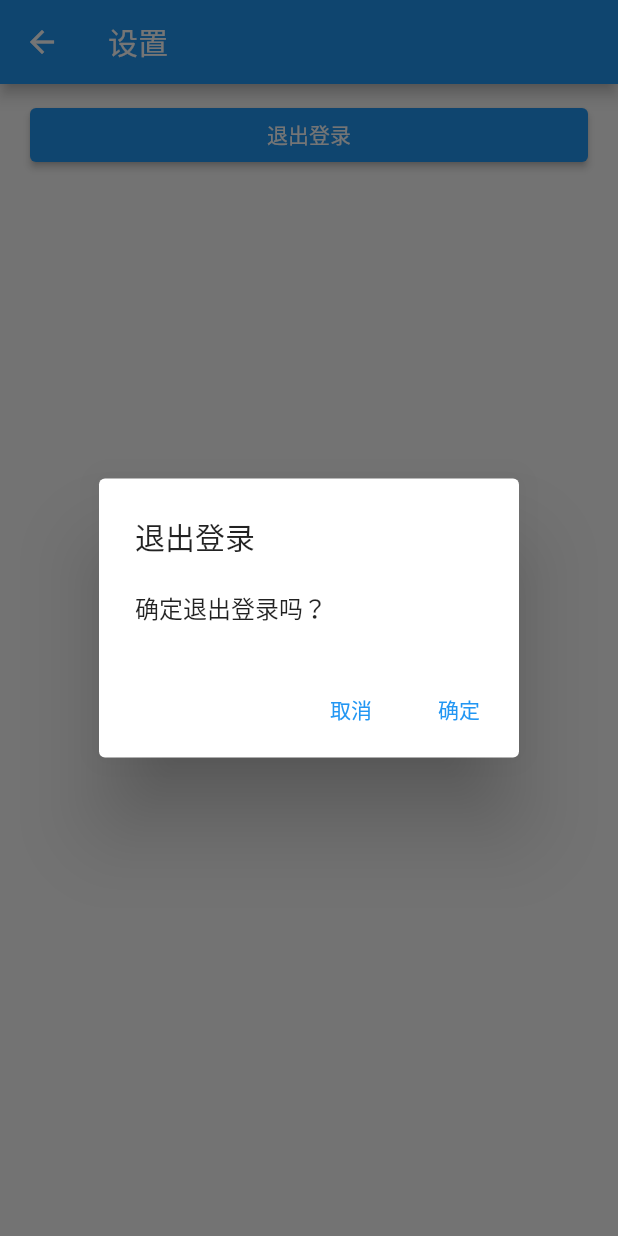
After one commit to laihaojie/jie_app_flutter, a Flutter app: the SettingPage screen opened by its route, after a tap on "退出登录", on a phone screen of 412 x 824 dp. The commit adds this screen. Run offline on Flutter 3.47's test engine with Material 2 defaults, Android fonts, the phone set to English and light mode, and no system bars; our stand-ins replace dio, fluttertoast, get, getwidget, shared_preferences; missing offline and left inert: flutter_svprogresshud, jie_preview_image; accounts and stored records are empty.

Commit message:
✨ feat: add setting

```diff
--- a/lib/pages/me_page/me_page.dart
+++ b/lib/pages/me_page/me_page.dart
@@ -1,6 +1,7 @@
 import 'package:flutter/material.dart';
 import 'package:jie_app_flutter/pages/me_page/me_controller.dart';
 import 'package:get/get.dart';
+import 'package:jie_app_flutter/routers/app_pages.dart';
 import 'package:jie_app_flutter/utils/gaps.dart';
 import 'package:jie_preview_image/jie_preview_image.dart';
 
@@ -33,9 +34,10 @@ class MePage extends GetView<MeController> {
             ),
             Gaps.vGap50,
             ListTile(
-              leading: const Icon(Icons.person),
+              onTap: () => Get.toNamed(AppRouters.setting),
+              leading: const Icon(Icons.settings),
               horizontalTitleGap: 0,
-              title: Text(controller.userInfo.nickName),
+              title: const Text('设置'),
               trailing: const Icon(Icons.arrow_forward_ios, size: 16),
             ),
           ],
--- /dev/null
+++ b/lib/pages/setting_page/setting_page.dart
@@ -0,0 +1,58 @@
+import 'package:flutter/material.dart';
+import 'package:get/get.dart';
+import 'package:jie_app_flutter/routers/app_pages.dart';
+import 'package:jie_app_flutter/utils/sp_util.dart';
+
+class SettingPage extends StatelessWidget {
+  const SettingPage({super.key});
+
+  @override
+  Widget build(BuildContext context) {
+    return Scaffold(
+      appBar: AppBar(
+        title: const Text('设置'),
+      ),
+      body: Container(
+        padding: const EdgeInsets.only(
+          left: 20,
+          right: 20,
+          top: 10,
+        ),
+        child: Column(
+          crossAxisAlignment: CrossAxisAlignment.stretch,
+          children: [
+            ElevatedButton(
+              onPressed: () {
+                // show dialog
+                showDialog(
+                  context: context,
+                  builder: (context) {
+                    return AlertDialog(
+                      title: const Text('退出登录'),
+                      content: const Text('确定退出登录吗？'),
+                      actions: [
+                        TextButton(
+                          onPressed: () => Get.back(),
+                          child: const Text('取消'),
+                        ),
+                        TextButton(
+                          onPressed: () {
+                            SpUtil().remove('user_info');
+                            SpUtil().remove('token');
+                            Get.offAllNamed(AppRouters.login);
+                          },
+                          child: const Text('确定'),
+                        ),
+                      ],
+                    );
+                  },
+                );
+              },
+              child: const Text('退出登录'),
+            ),
+          ],
+        ),
+      ),
+    );
+  }
+}
--- a/lib/routers/app_pages.dart
+++ b/lib/routers/app_pages.dart
@@ -8,6 +8,7 @@ import 'package:jie_app_flutter/pages/login_page/login_page.dart';
 import 'package:jie_app_flutter/pages/main_navigation_controller.dart';
 import 'package:jie_app_flutter/pages/main_navigation.dart';
 import 'package:get/get.dart';
+import 'package:jie_app_flutter/pages/setting_page/setting_page.dart';
 part 'app_routers.dart';
 
 class AppPages {
@@ -43,6 +44,10 @@ class AppPages {
       page: () => DetailPage(),
       binding: DetailBinding(),
     ),
+    GetPage(
+      name: AppRouters.setting,
+      page: () => const SettingPage(),
+    ),
     GetPage(name: AppRouters.test1, page: () => const Test1Page()),
     GetPage(name: AppRouters.test2, page: () => const Test2Page()),
   ];
--- a/lib/routers/app_routers.dart
+++ b/lib/routers/app_routers.dart
@@ -14,4 +14,6 @@ abstract class AppRouters {
   static const test2 = '/test2';
 
   static const login = '/login';
+
+  static const setting = '/setting';
 }
```
